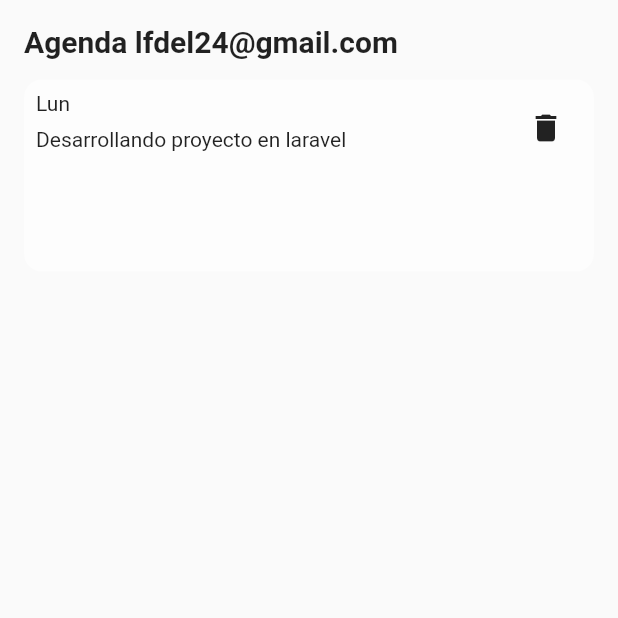
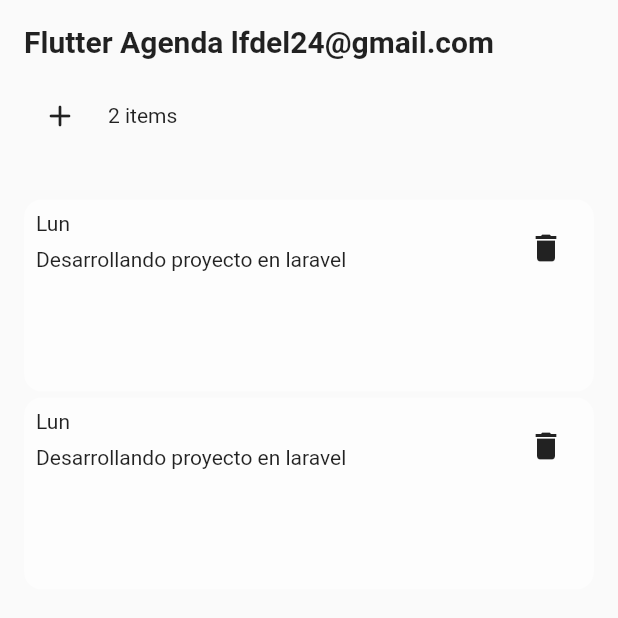
Before and after one commit to lfdel24/-flutter_agenda_estilo_twitch, a Flutter app: the screen it shows after launch, on a phone screen of 412 x 824 dp, the top half of it. Run offline on Flutter 3.47's test engine with Material 2 defaults, Android fonts, the light colour scheme and no system bars.

Commit message:
Ya puede agregar un item, eliminar item , contar items, falata validar el crear un item, tambie se esta mejorando el diseño

```diff
--- a/lib/components/home_page/controller/item_controller.dart
+++ b/lib/components/home_page/controller/item_controller.dart
@@ -3,7 +3,13 @@ import 'package:flutter_agenda_estilo_twitch/components/home_page/model/item.dar
 
 class ItemController extends ChangeNotifier {
   final items = <Item>[];
-  Item newItem = Item(id: "", title: "", category: "", day: "", time: "");
+  Item item = Item(id: "", title: "", category: "", day: "", time: "");
+  bool itemVisibility = false;
+
+  void changeItemVisibility() {
+    this.itemVisibility = !this.itemVisibility;
+    this.notifyListeners();
+  }
 
   void removeItem(int i) {
     this.items.removeAt(i);
@@ -11,13 +17,14 @@ class ItemController extends ChangeNotifier {
   }
 
   void addItem() {
-    this.items.add(this.newItem);
-    this.newItem = initItem();
+    this.items.add(this.item);
+    this.item = Item(id: "", title: "", category: "", day: "", time: "");
     this.notifyListeners();
   }
 
-  initItem() {
-    this.newItem = Item(id: "", title: "", category: "", day: "", time: "");
+  void cancel() {
+    this.item = Item(id: "", title: "", category: "", day: "", time: "");
+    this.notifyListeners();
   }
 
   void loadItems() {
@@ -28,12 +35,12 @@ class ItemController extends ChangeNotifier {
           category: "Desarrollo y Programación",
           day: "Lun",
           time: "03/05/2021"),
-      // Item(
-      //     id: "2",
-      //     title: "Desarrollando proyecto en laravel",
-      //     category: "Desarrollo y Programación",
-      //     day: "Lun",
-      //     time: "03/05/2021"),
+      Item(
+          id: "2",
+          title: "Desarrollando proyecto en laravel",
+          category: "Desarrollo y Programación",
+          day: "Lun",
+          time: "03/05/2021"),
       // Item(
       //     id: "3",
       //     title: "Desarrollando proyecto en laravel",
--- a/lib/components/home_page/home_page.dart
+++ b/lib/components/home_page/home_page.dart
@@ -18,6 +18,7 @@ class HomePage extends StatelessWidget {
 class _BuilderBody extends StatelessWidget {
   @override
   Widget build(BuildContext context) {
+    print("_BuilderBody");
     final controller = MyInheritedWidget.of(context)!.controller;
     controller.loadItems();
     return Container(
@@ -29,10 +30,19 @@ class _BuilderBody extends StatelessWidget {
           child: Column(
             crossAxisAlignment: CrossAxisAlignment.start,
             children: [
-              // NewItem(),
               Text(
-                "Agenda lfdel24@gmail.com",
+                "Flutter Agenda lfdel24@gmail.com",
                 style: MyTextStyle.title,
+              ),
+              SizedBox(height: 14),
+              _BuilderActions(),
+              SizedBox(height: 14),
+              MyListenerBuilder(
+                listener: controller,
+                builder: (_, widget) => Visibility(
+                  visible: controller.itemVisibility,
+                  child: NewItem(),
+                ),
               ),
               SizedBox(height: 14),
               MyListenerBuilder(
@@ -43,6 +53,34 @@ class _BuilderBody extends StatelessWidget {
             ],
           ),
         ),
+      ),
+    );
+  }
+}
+
+class _BuilderActions extends StatelessWidget {
+  @override
+  Widget build(BuildContext context) {
+    final controller = MyInheritedWidget.of(context)!.controller;
+    return Container(
+      child: Row(
+        children: [
+          MyListenerBuilder(
+            listener: controller,
+            builder: (_, widget) => IconButton(
+                icon: controller.itemVisibility
+                    ? Icon(Icons.close_outlined)
+                    : Icon(Icons.add_rounded),
+                onPressed: () {
+                  controller.changeItemVisibility();
+                }),
+          ),
+          SizedBox(width: 8),
+          MyListenerBuilder(
+            listener: controller,
+            builder: (_, widget) => Text("${controller.items.length} items"),
+          ),
+        ],
       ),
     );
   }
@@ -65,7 +103,7 @@ class _BuilderListView extends StatelessWidget {
           ),
           height: 128,
           padding: EdgeInsets.all(8),
-          // alignment: Alignment.centerLeft,
+          margin: EdgeInsets.only(top: 4),
           child: Row(
             crossAxisAlignment: CrossAxisAlignment.start,
             mainAxisAlignment: MainAxisAlignment.spaceBetween,
```
Also changed, not shown: lib/components/home_page/new_item.dart (+7 -7 lines).
